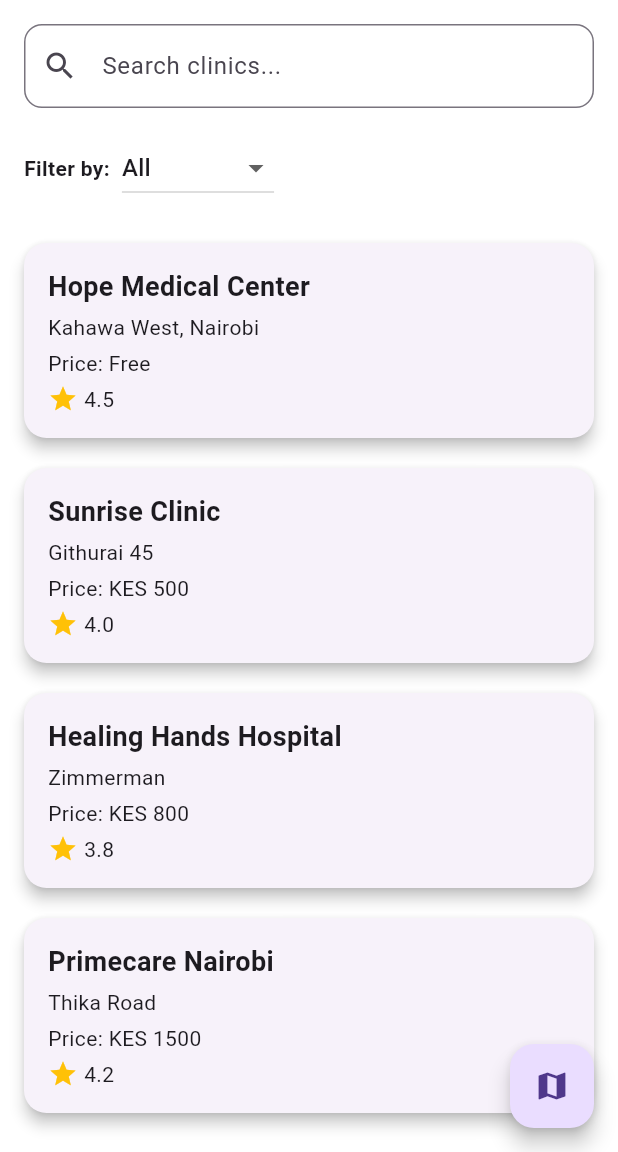
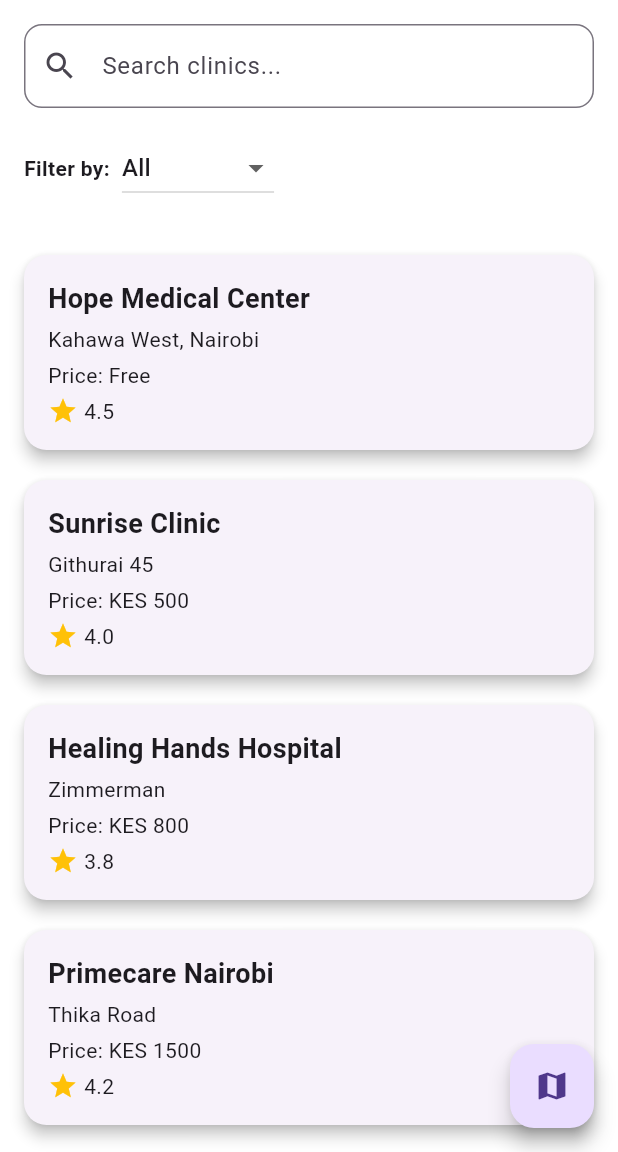
Before and after one commit to PeterOrion/clinicfinder_app, a Flutter app: the screen it shows after launch, on a phone screen of 412 x 824 dp, the part 84-1236 px from its top. Run offline on Flutter 3.47's test engine with Material 3 defaults, Android fonts, the phone set to English and light mode, and no system bars; our stand-ins replace flutter_rating_bar, google_maps_flutter.

Commit message:
Update home_screen.dart

```diff
--- a/lib/screens/home_screen.dart
+++ b/lib/screens/home_screen.dart
@@ -3,12 +3,13 @@ import '../models/clinic.dart';
 import '../widgets/clinic_card.dart';
 
 class HomeScreen extends StatefulWidget {
+  const HomeScreen({super.key});
+
   @override
   _HomeScreenState createState() => _HomeScreenState();
 }
 
 class _HomeScreenState extends State<HomeScreen> {
-  // Sample hardcoded clinics
   final List<Clinic> allClinics = [
     Clinic(
       name: 'Hope Medical Center',
@@ -40,30 +41,22 @@ class _HomeScreenState extends State<HomeScreen> {
   String searchQuery = '';
   final List<String> filters = ['All', 'Free', 'Affordable'];
 
-  // Filtering logic
   List<Clinic> get filteredClinics {
     List<Clinic> filtered = List.from(allClinics);
 
-    // Price filter
     if (selectedFilter == 'Free') {
-      filtered = filtered
-          .where((c) => c.price.toLowerCase() == 'free')
-          .toList();
+      filtered = filtered.where((c) => c.price.toLowerCase() == 'free').toList();
     } else if (selectedFilter == 'Affordable') {
       filtered = filtered.where((c) {
         if (c.price.toLowerCase() == 'free') return true;
-        final amount =
-            int.tryParse(c.price.replaceAll(RegExp(r'[^\d]'), '')) ?? 9999;
+        final amount = int.tryParse(c.price.replaceAll(RegExp(r'[^\d]'), '')) ?? 9999;
         return amount <= 1000;
       }).toList();
     }
 
-    // Search filter
     if (searchQuery.isNotEmpty) {
       filtered = filtered
-          .where(
-            (c) => c.name.toLowerCase().contains(searchQuery.toLowerCase()),
-          )
+          .where((c) => c.name.toLowerCase().contains(searchQuery.toLowerCase()))
           .toList();
     }
 
@@ -126,9 +119,18 @@ class _HomeScreenState extends State<HomeScreen> {
             ),
           ),
 
-          // 📋 Clinic List
+          const SizedBox(height: 8),
+
+          // 📋 Clinic List or Empty Message
           Expanded(
-            child: ListView.builder(
+            child: filteredClinics.isEmpty
+                ? const Center(
+                    child: Text(
+                      'No clinics found.',
+                      style: TextStyle(fontSize: 16, color: Colors.grey),
+                    ),
+                  )
+                : ListView.builder(
                     padding: const EdgeInsets.all(16),
                     itemCount: filteredClinics.length,
                     itemBuilder: (context, index) {
@@ -144,8 +146,8 @@ class _HomeScreenState extends State<HomeScreen> {
         onPressed: () {
           Navigator.pushNamed(context, '/map');
         },
+        tooltip: 'View on Map',
         child: const Icon(Icons.map),
-        tooltip: 'View on Map',
       ),
     );
   }
```
Lines whose indentation alone changed are shown as unchanged.
